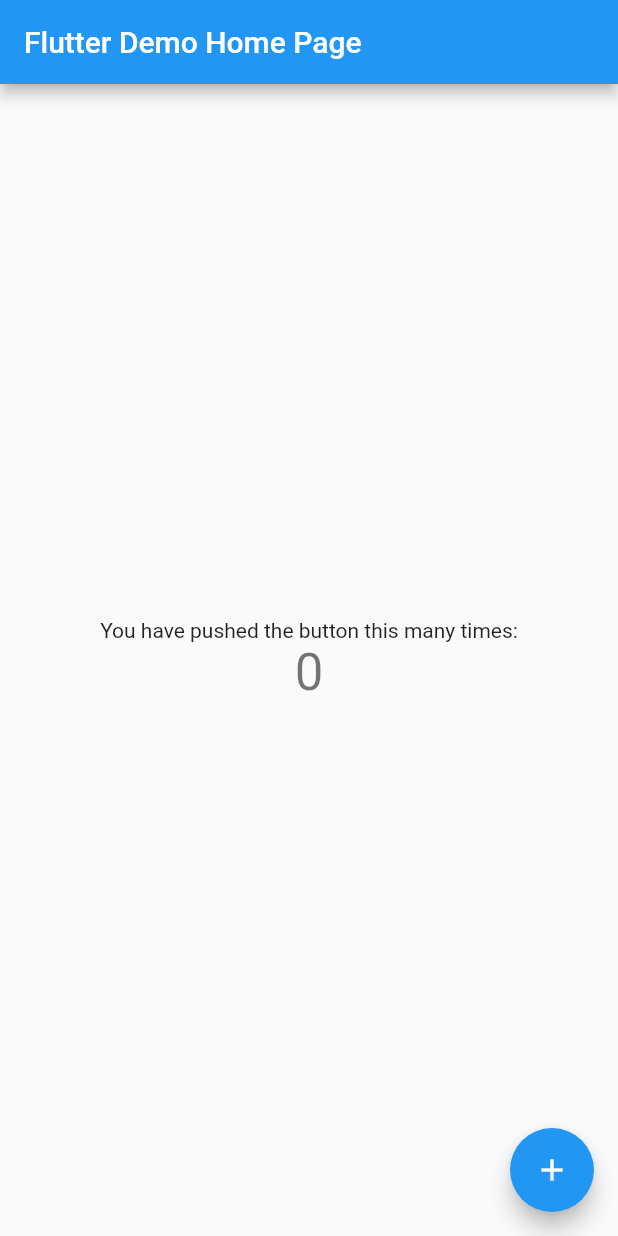
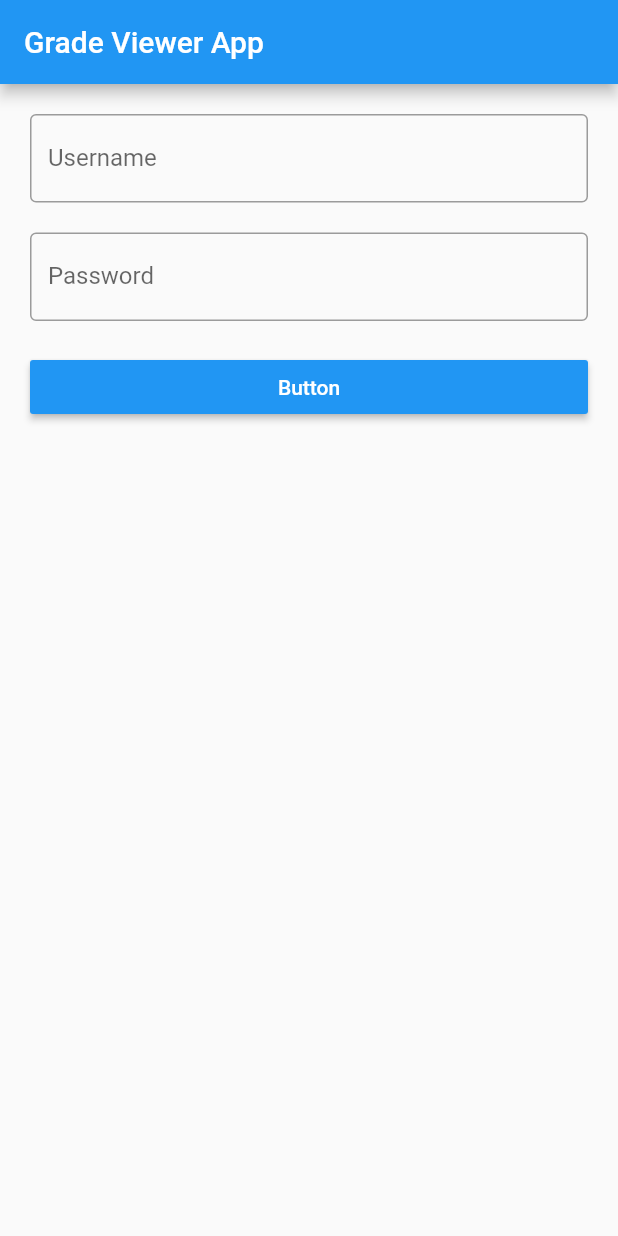
Before and after one commit to neziarxdxd/qrcode-tshirt-flutter, a Flutter app: the screen it shows after launch, on a phone screen of 412 x 824 dp. Run offline on Flutter 3.47's test engine with Material 2 defaults, Android fonts, the phone set to English and light mode, and no system bars.

Commit message:
design achieved

```diff
--- a/myprototypeab/lib/main.dart
+++ b/myprototypeab/lib/main.dart
@@ -9,18 +9,10 @@ class MyApp extends StatelessWidget {
     return MaterialApp(
       title: 'Flutter Demo',
       theme: ThemeData(
-        // This is the theme of your application.
-        //
-        // Try running your application with "flutter run". You'll see the
-        // application has a blue toolbar. Then, without quitting the app, try
-        // changing the primarySwatch below to Colors.green and then invoke
-        // "hot reload" (press "r" in the console where you ran "flutter run",
-        // or simply save your changes to "hot reload" in a Flutter IDE).
-        // Notice that the counter didn't reset back to zero; the application
-        // is not restarted.
+
         primarySwatch: Colors.blue,
       ),
-      home: MyHomePage(title: 'Flutter Demo Home Page'),
+      home: MyHomePage(title: 'Grade Viewer App'),
     );
   }
 }
@@ -28,14 +20,6 @@ class MyApp extends StatelessWidget {
 class MyHomePage extends StatefulWidget {
   MyHomePage({Key key, this.title}) : super(key: key);
 
-  // This widget is the home page of your application. It is stateful, meaning
-  // that it has a State object (defined below) that contains fields that affect
-  // how it looks.
-
-  // This class is the configuration for the state. It holds the values (in this
-  // case the title) provided by the parent (in this case the App widget) and
-  // used by the build method of the State. Fields in a Widget subclass are
-  // always marked "final".
 
   final String title;
 
@@ -44,68 +28,54 @@ class MyHomePage extends StatefulWidget {
 }
 
 class _MyHomePageState extends State<MyHomePage> {
-  int _counter = 0;
-
-  void _incrementCounter() {
-    setState(() {
-      // This call to setState tells the Flutter framework that something has
-      // changed in this State, which causes it to rerun the build method below
-      // so that the display can reflect the updated values. If we changed
-      // _counter without calling setState(), then the build method would not be
-      // called again, and so nothing would appear to happen.
-      _counter++;
-    });
-  }
-
   @override
   Widget build(BuildContext context) {
-    // This method is rerun every time setState is called, for instance as done
-    // by the _incrementCounter method above.
-    //
-    // The Flutter framework has been optimized to make rerunning build methods
-    // fast, so that you can just rebuild anything that needs updating rather
-    // than having to individually change instances of widgets.
+
     return Scaffold(
       appBar: AppBar(
-        // Here we take the value from the MyHomePage object that was created by
-        // the App.build method, and use it to set our appbar title.
+
         title: Text(widget.title),
       ),
       body: Center(
-        // Center is a layout widget. It takes a single child and positions it
-        // in the middle of the parent.
-        child: Column(
-          // Column is also a layout widget. It takes a list of children and
-          // arranges them vertically. By default, it sizes itself to fit its
-          // children horizontally, and tries to be as tall as its parent.
-          //
-          // Invoke "debug painting" (press "p" in the console, choose the
-          // "Toggle Debug Paint" action from the Flutter Inspector in Android
-          // Studio, or the "Toggle Debug Paint" command in Visual Studio Code)
-          // to see the wireframe for each widget.
-          //
-          // Column has various properties to control how it sizes itself and
-          // how it positions its children. Here we use mainAxisAlignment to
-          // center the children vertically; the main axis here is the vertical
-          // axis because Columns are vertical (the cross axis would be
-          // horizontal).
-          mainAxisAlignment: MainAxisAlignment.center,
-          children: <Widget>[
-            Text(
-              'You have pushed the button this many times:',
-            ),
-            Text(
-              '$_counter',
-              style: Theme.of(context).textTheme.display1,
-            ),
-          ],
+        child: Padding(
+          padding: const EdgeInsets.all(20.0),
+          child: Column(
+            children:[
+              TextField(
+              decoration: InputDecoration(
+                border:OutlineInputBorder(),
+                labelText: 'Username'
+              ),),
+
+              SizedBox(height: 20,),
+
+              TextField(obscureText: true,
+              decoration: InputDecoration(
+                border:OutlineInputBorder(),
+                labelText: 'Password'
+              ),),
+              SizedBox(height: 20,),
+              Row(
+
+                children: <Widget>[
+                  Expanded(
+                    child: RaisedButton(
+                      color: Colors.blue,
+                      onPressed: () {},
+                      child: Text("Button"),
+                      textColor: Colors.white,
+
+
+                    )
+                  ,
+                  ),
+                ],
+              )
+            ]
+          ),
         ),
       ),
-      floatingActionButton: FloatingActionButton(
-        onPressed: _incrementCounter,
-        tooltip: 'Increment',
-        child: Icon(Icons.add),
-      ), // This trailing comma makes auto-formatting nicer for build methods.
+
     );
   }
 }
```
